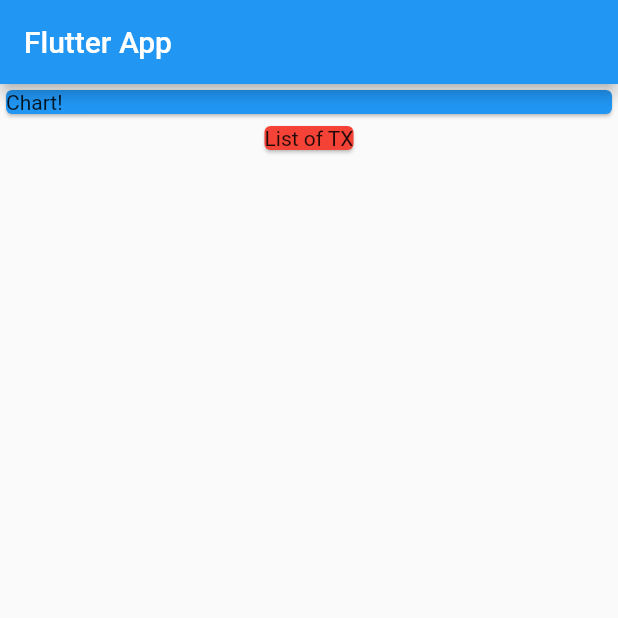
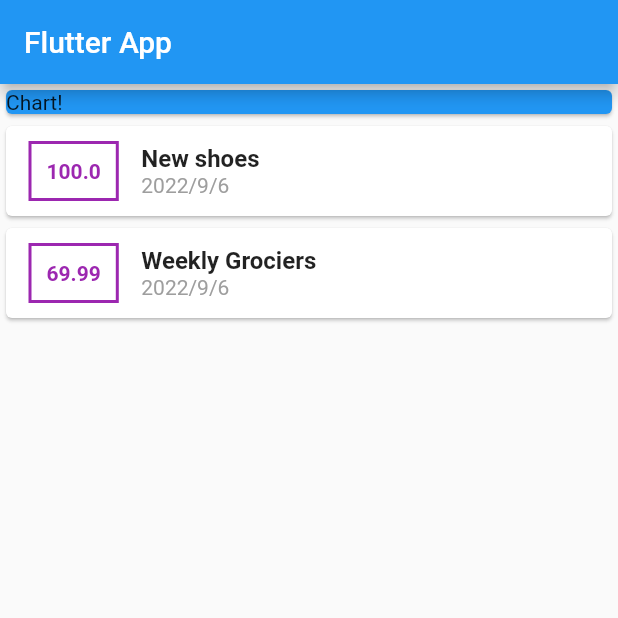
Before and after one commit to RakanW10/real_apps_01, a Flutter app: the screen it shows after launch, on a phone screen of 412 x 824 dp, the top half of it. Run offline on Flutter 3.47's test engine with Material 2 defaults, Android fonts, the phone set to English and light mode, and no system bars.

Commit message:
after lucture80, styling list

```diff
--- a/lib/main.dart
+++ b/lib/main.dart
@@ -17,13 +17,13 @@ class MyHomePage extends StatelessWidget {
   final List<Transaction> transactions = [
     Transaction(
       id: "t1",
-      title: "new shoes",
+      title: "New shoes",
       amount: 100,
       date: DateTime.now(),
     ),
     Transaction(
       id: "t2",
-      title: "weekly Grociers",
+      title: "Weekly Grociers",
       amount: 69.99,
       date: DateTime.now(),
     ),
@@ -43,10 +43,52 @@ class MyHomePage extends StatelessWidget {
               color: Colors.blue,
             ),
           ),
-          Card(
-            child: Text("List of TX"),
-            color: Colors.red,
-          )
+          Column(
+              children: transactions.map((tx) {
+            return Card(
+              child: Row(
+                children: [
+                  Container(
+                    margin: EdgeInsets.symmetric(vertical: 10, horizontal: 15),
+                    padding: EdgeInsets.all(10),
+                    decoration: BoxDecoration(
+                      border: Border.all(
+                        color: Colors.purple,
+                        width: 2,
+                      ),
+                    ),
+                    child: Text(
+                      tx.amount.toString(),
+                      style: TextStyle(
+                        fontWeight: FontWeight.bold,
+                        color: Colors.purple,
+                      ),
+                    ),
+                  ),
+                  Column(
+                    children: [
+                      Text(
+                        tx.title,
+                        style: TextStyle(
+                          fontWeight: FontWeight.bold,
+                          fontSize: 16,
+                        ),
+                      ),
+                      Text(
+                        tx.date.year.toString() +
+                            "/" +
+                            tx.date.month.toString() +
+                            "/" +
+                            tx.date.day.toString(),
+                        style: TextStyle(color: Colors.grey),
+                      ),
+                    ],
+                    crossAxisAlignment: CrossAxisAlignment.start,
+                  ),
+                ],
+              ),
+            );
+          }).toList())
         ],
       ),
     );
```
